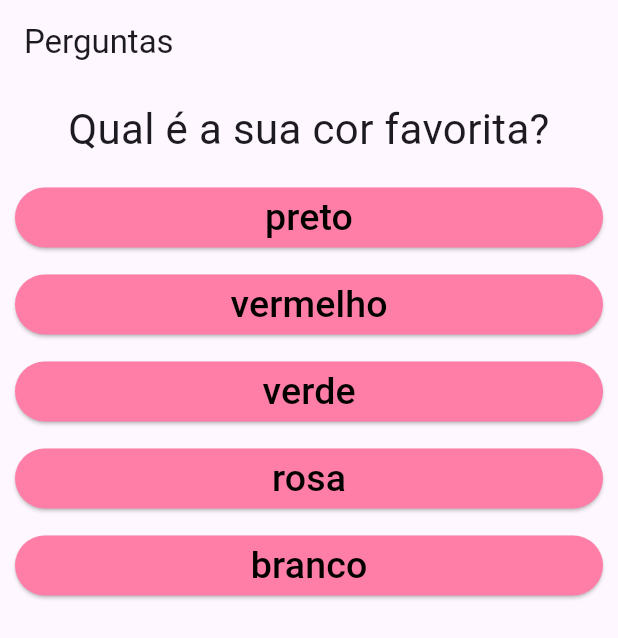
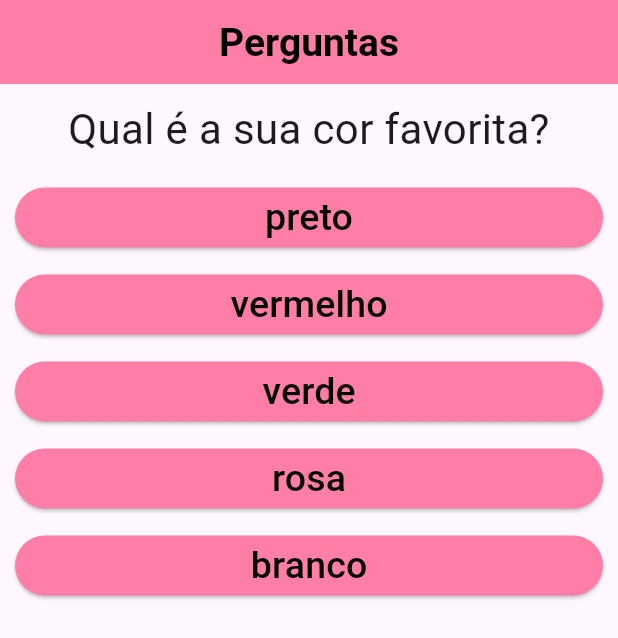
Before and after one commit to claraferraz/quiz-flutter, a Flutter app: the screen it shows after launch, on a phone screen of 412 x 824 dp. Shown: the top 638 px of the screen. Run offline on Flutter 3.47's test engine with Material 3 defaults, Android fonts, the phone set to English and light mode, and no system bars.

```diff
--- a/lib/main.dart
+++ b/lib/main.dart
@@ -39,18 +39,26 @@ class _PerguntaAppState extends State<PerguntaApp> {
 
   @override
   Widget build(BuildContext context) {
-    List<Respostas> respostas = [];
-    for (String textoResp in perguntas[_numeroDaPergunta].cast()['resposta']) {
-      respostas.add(Respostas(textoResp, _responder));
-    }
+    List<String> respostas = perguntas[_numeroDaPergunta].cast()['resposta'];
+    ;
+
     //para novas instâncias eu não preciso colocar o nome 'new'
     return MaterialApp(
       home: Scaffold(
-        appBar: AppBar(title: Text('Perguntas')),
+        appBar: AppBar(
+          title: Text('Perguntas'),
+          backgroundColor: const Color.fromARGB(255, 255, 126, 167),
+          centerTitle: true,
+          titleTextStyle: TextStyle(
+            fontSize: 26,
+            color: Colors.black,
+            fontWeight: FontWeight.bold,
+          ),
+        ),
         body: Column(
           children: <Widget>[
             Questao(perguntas[_numeroDaPergunta]['texto'].toString()),
-            ...respostas,
+            ...respostas.map((t) => Respostas(t, _responder)),
           ],
         ),
       ),
```
